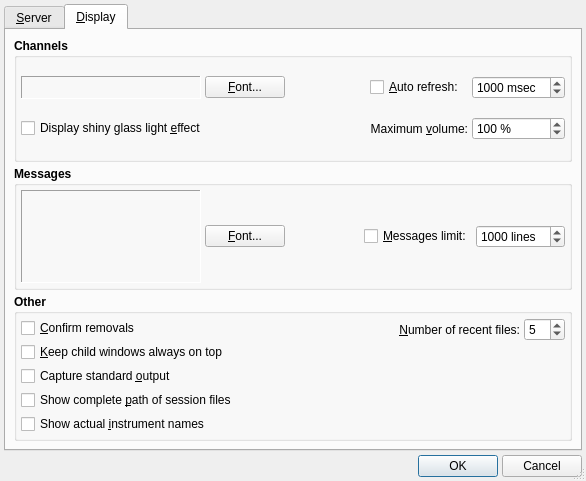
First picture: the form in src/qsamplerOptionsForm.ui, repository rncbc/qsampler, before the edit.
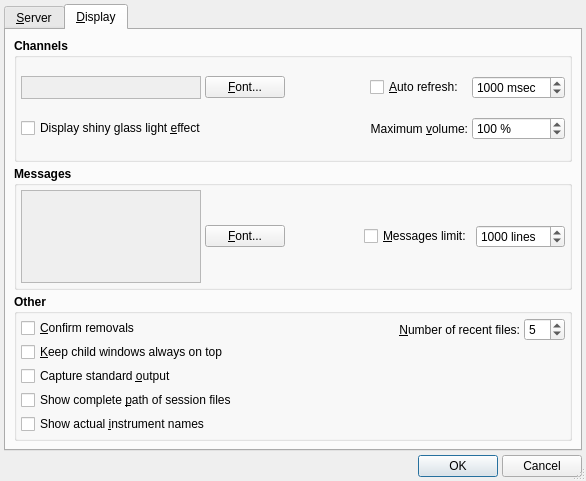
Second picture: the form after the edit. The open tabs and pages were chosen to show the change. Icons and pictures are not drawn.

What changed in the file:
```diff
--- a/src/qsamplerOptionsForm.ui
+++ b/src/qsamplerOptionsForm.ui
@@ -557,8 +557,11 @@
             <property name="toolTip" >
              <string>Sample channel display font display</string>
             </property>
+            <property name="autoFillBackground" >
+             <bool>true</bool>
+            </property>
             <property name="frameShape" >
-             <enum>QFrame::Panel</enum>
+             <enum>QFrame::StyledPanel</enum>
             </property>
             <property name="frameShadow" >
              <enum>QFrame::Sunken</enum>
@@ -796,8 +799,11 @@
             <property name="toolTip" >
              <string>Sample messages text font display</string>
             </property>
+            <property name="autoFillBackground" >
+             <bool>true</bool>
+            </property>
             <property name="frameShape" >
-             <enum>QFrame::Panel</enum>
+             <enum>QFrame::StyledPanel</enum>
             </property>
             <property name="frameShadow" >
              <enum>QFrame::Sunken</enum>
```
